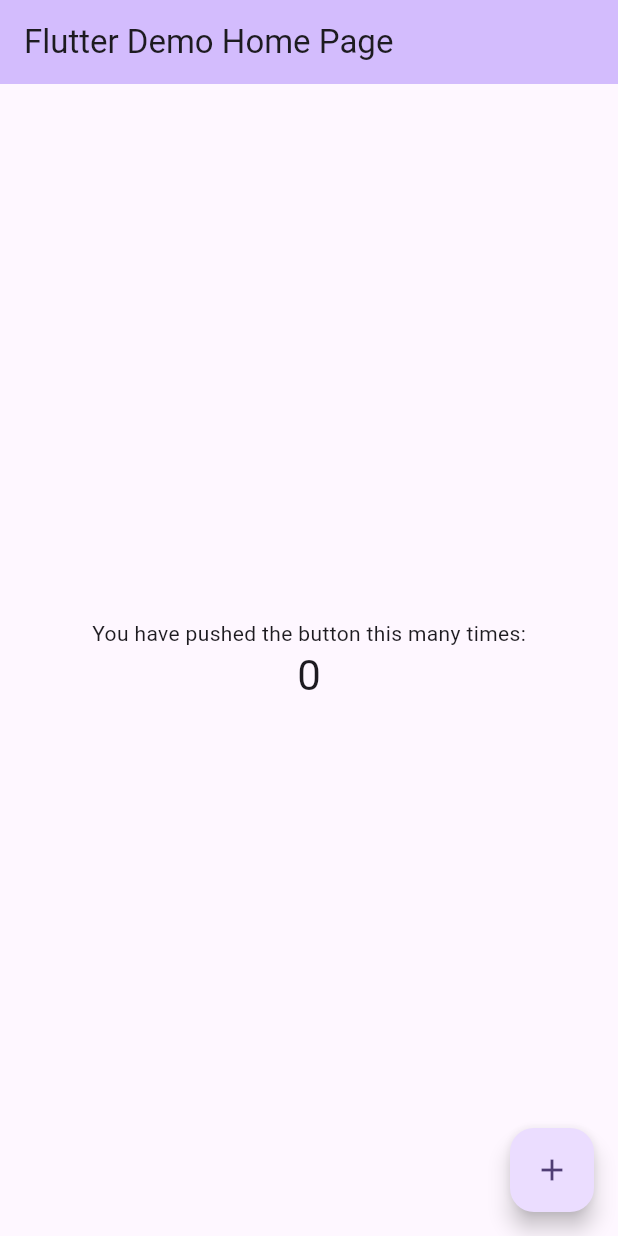
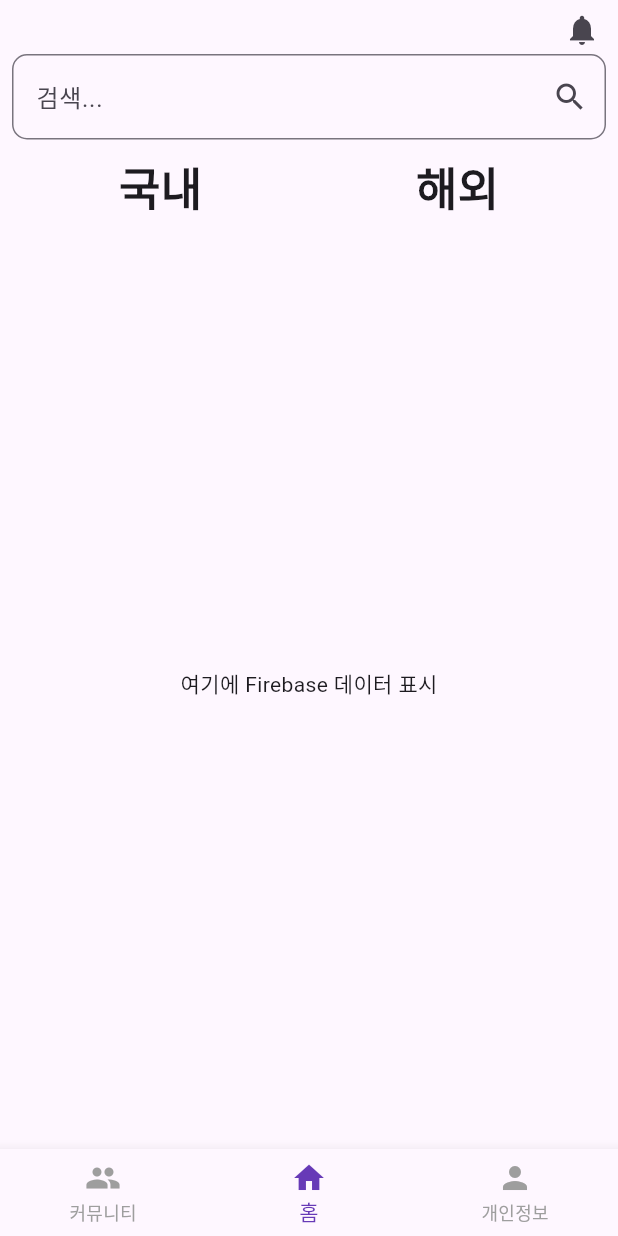
Before and after one commit to huiwon013/HowAboutHere, a Flutter app: the screen it shows after launch, on a phone screen of 412 x 824 dp. Run offline on Flutter 3.47's test engine with Material 3 defaults, Android fonts, the light colour scheme and no system bars; our stand-ins replace firebase_core; accounts and stored records are empty.

Commit message:
appbar.dart, home.dart

```diff
--- a/hah/lib/appbar/appbar.dart
+++ b/hah/lib/appbar/appbar.dart
@@ -0,0 +1,55 @@
+import 'package:flutter/material.dart';
+import 'package:hah/community/c_all_posts.dart'; // 커뮤니티 페이지 import
+import 'package:hah/mainpage/home.dart'; // 홈 페이지 import
+import 'package:hah/mypage/mypage.dart';
+
+
+class AppBarWithBottomNav extends StatefulWidget {
+  const AppBarWithBottomNav({super.key});
+
+  @override
+  State<AppBarWithBottomNav> createState() => _AppBarWithBottomNavState();
+}
+
+class _AppBarWithBottomNavState extends State<AppBarWithBottomNav> {
+  int _selectedIndex = 1; // 기본 홈 페이지로 설정
+
+  final List<Widget> _pages = [
+    const CommunityPage(),
+    const HomeScreen(),
+    const ProfilePage(),
+  ];
+
+  void _onItemTapped(int index) {
+    setState(() {
+      _selectedIndex = index;
+    });
+  }
+
+  @override
+  Widget build(BuildContext context) {
+    return Scaffold(
+      body: _pages[_selectedIndex],
+      bottomNavigationBar: BottomNavigationBar(
+        items: const <BottomNavigationBarItem>[
+          BottomNavigationBarItem(
+            icon: Icon(Icons.group),
+            label: '커뮤니티',
+          ),
+          BottomNavigationBarItem(
+            icon: Icon(Icons.home),
+            label: '홈',
+          ),
+          BottomNavigationBarItem(
+            icon: Icon(Icons.person),
+            label: '개인정보',
+          ),
+        ],
+        currentIndex: _selectedIndex,
+        onTap: _onItemTapped,
+        selectedItemColor: Colors.deepPurple,
+        unselectedItemColor: Colors.grey,
+      ),
+    );
+  }
+}
--- a/hah/lib/community/c_all_posts.dart
+++ b/hah/lib/community/c_all_posts.dart
@@ -0,0 +1,10 @@
+import 'package:flutter/material.dart';
+
+class CommunityPage extends StatelessWidget {
+  const CommunityPage({super.key});
+
+  @override
+  Widget build(BuildContext context) {
+    return const Center(child: Text('커뮤니티 페이지'));
+  }
+}
--- a/hah/lib/main.dart
+++ b/hah/lib/main.dart
@@ -1,6 +1,7 @@
 import 'package:flutter/material.dart';
 import 'package:firebase_core/firebase_core.dart'; // Firebase Core 패키지 추가
 import 'firebase_options.dart'; // Firebase 설정 파일 추가
+import 'appbar/appbar.dart'; // AppBarWithBottomNav 파일 추가
 
 void main() async {
   WidgetsFlutterBinding.ensureInitialized(); // Flutter 바인딩 초기화
@@ -18,58 +19,9 @@
     return MaterialApp(
       title: 'Flutter Demo',
       theme: ThemeData(
-        colorScheme: ColorScheme.fromSeed(seedColor: Colors.deepPurple),
         useMaterial3: true,
       ),
-      home: const MyHomePage(title: 'Flutter Demo Home Page'),
+      home: const AppBarWithBottomNav(), // AppBarWithBottomNav 사용
     );
   }
 }
-
-class MyHomePage extends StatefulWidget {
-  const MyHomePage({super.key, required this.title});
-
-  final String title;
-
-  @override
-  State<MyHomePage> createState() => _MyHomePageState();
-}
-
-class _MyHomePageState extends State<MyHomePage> {
-  int _counter = 0;
-
-  void _incrementCounter() {
-    setState(() {
-      _counter++;
-    });
-  }
-
-  @override
-  Widget build(BuildContext context) {
-    return Scaffold(
-      appBar: AppBar(
-        backgroundColor: Theme.of(context).colorScheme.inversePrimary,
-        title: Text(widget.title),
-      ),
-      body: Center(
-        child: Column(
-          mainAxisAlignment: MainAxisAlignment.center,
-          children: <Widget>[
-            const Text(
-              'You have pushed the button this many times:',
-            ),
-            Text(
-              '$_counter',
-              style: Theme.of(context).textTheme.headlineMedium,
-            ),
-          ],
-        ),
-      ),
-      floatingActionButton: FloatingActionButton(
-        onPressed: _incrementCounter,
-        tooltip: 'Increment',
-        child: const Icon(Icons.add),
-      ),
-    );
-  }
-}
--- a/hah/lib/mainpage/home.dart
+++ b/hah/lib/mainpage/home.dart
@@ -0,0 +1,84 @@
+import 'package:flutter/material.dart';
+import 'package:firebase_core/firebase_core.dart';
+import '../firebase_options.dart';
+
+void main() async {
+  WidgetsFlutterBinding.ensureInitialized();
+  await Firebase.initializeApp(
+    options: DefaultFirebaseOptions.currentPlatform,
+  );
+  runApp(const MyApp());
+}
+
+class MyApp extends StatelessWidget {
+  const MyApp({super.key});
+
+  @override
+  Widget build(BuildContext context) {
+    return MaterialApp(
+      title: 'Flutter Demo',
+      theme: ThemeData(
+        useMaterial3: true,
+      ),
+      home: const HomeScreen(),
+    );
+  }
+}
+
+class HomeScreen extends StatelessWidget {
+  const HomeScreen({super.key});
+
+  @override
+  Widget build(BuildContext context) {
+    return Scaffold(
+      appBar: AppBar(
+        actions: [
+          IconButton(
+            icon: const Icon(Icons.notifications),
+            onPressed: () {
+              // 알림 버튼 클릭 시 동작 추가
+            },
+          ),
+        ],
+        bottom: PreferredSize(
+          preferredSize: const Size.fromHeight(90.0), // 높이 조정
+          child: Padding(
+            padding: const EdgeInsets.symmetric(horizontal: 8.0), // 좌우 패딩 추가
+            child: Column(
+              children: [
+                TextField(
+                  decoration: InputDecoration(
+                    hintText: '검색...',
+                    border: OutlineInputBorder(
+                      borderRadius: BorderRadius.circular(10.0),
+                      borderSide: const BorderSide(color: Colors.grey),
+                    ),
+                    suffixIcon: const Icon(Icons.search),
+                  ),
+                ),
+                const SizedBox(height: 10), // 검색창과 아래 텍스트 간격
+                Row(
+                  mainAxisAlignment: MainAxisAlignment.spaceAround,
+                  children: const [
+                    Text('국내', style: TextStyle(fontSize: 30, fontWeight: FontWeight.bold)),
+                    Text('해외', style: TextStyle(fontSize: 30,fontWeight: FontWeight.bold)),
+                  ],
+                ),
+              ],
+            ),
+          ),
+        ),
+      ),
+      body: Column(
+        children: [
+          // Firebase에서 데이터를 불러오는 부분 추가
+          Expanded(
+            child: Center(
+              child: Text('여기에 Firebase 데이터 표시'),
+            ),
+          ),
+        ],
+      ),
+    );
+  }
+}
--- a/hah/lib/mypage/mypage.dart
+++ b/hah/lib/mypage/mypage.dart
@@ -0,0 +1,10 @@
+import 'package:flutter/material.dart';
+
+class ProfilePage extends StatelessWidget {
+  const ProfilePage({super.key});
+
+  @override
+  Widget build(BuildContext context) {
+    return const Center(child: Text('개인정보 페이지'));
+  }
+}
```
Also changed, not shown: 3 other files.
